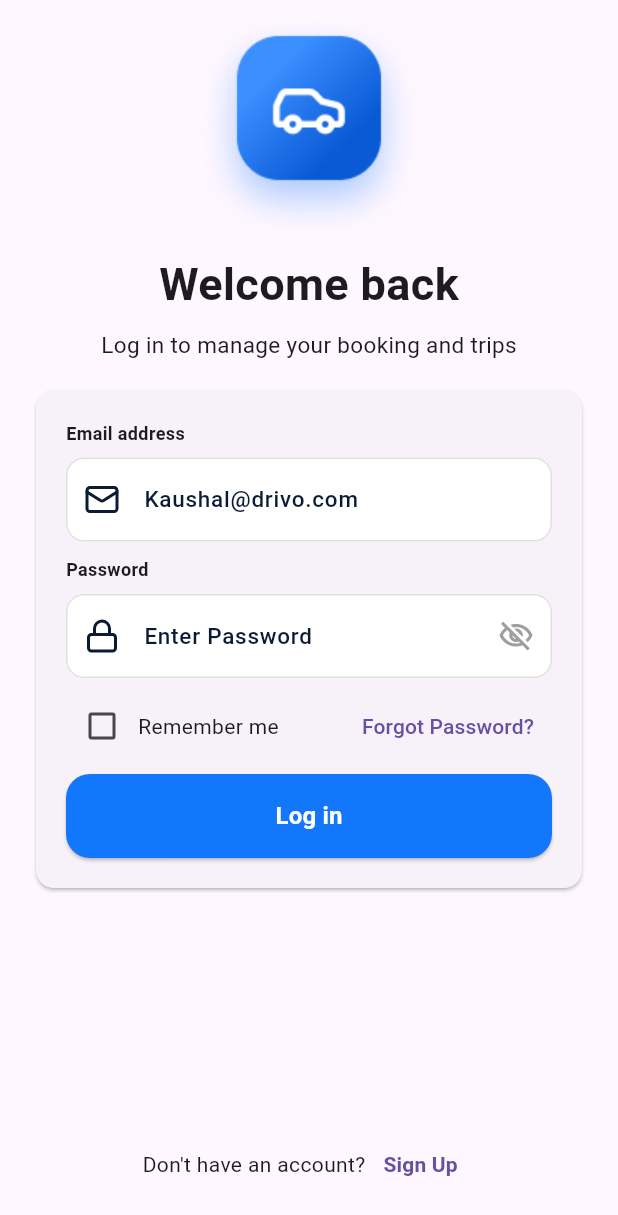
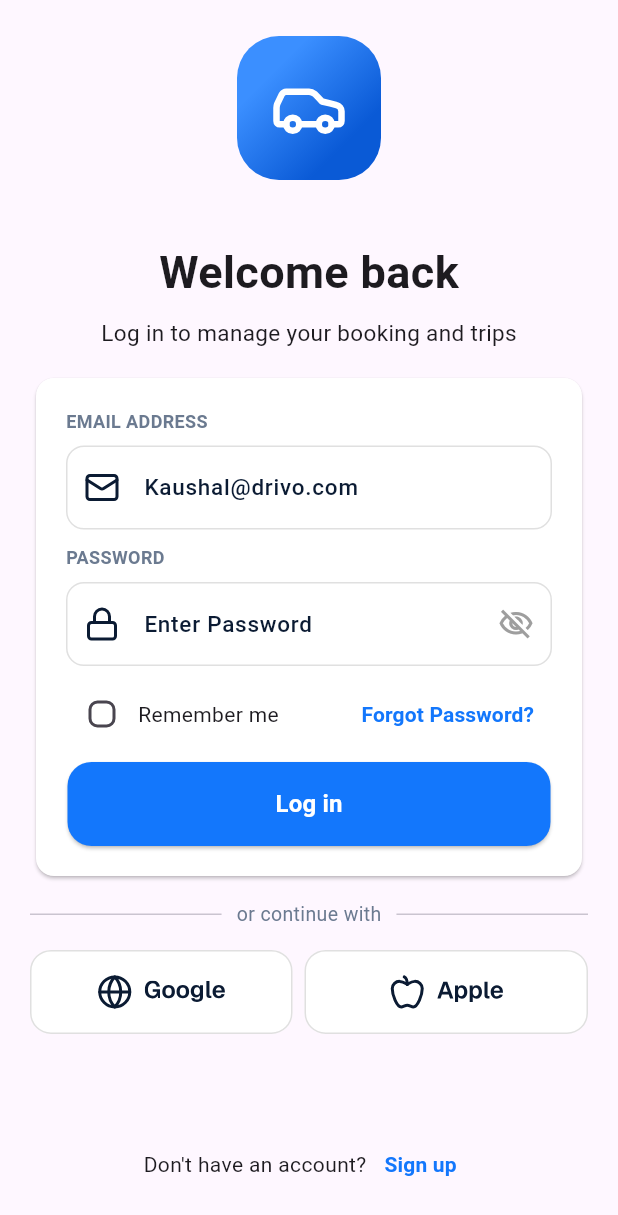
Before and after one commit to ritikpandit503/car_rental_app_design, a Flutter app: the screen it shows after launch, on a phone screen of 412 x 824 dp. Shown: the top 1215 px of the screen. Run offline on Flutter 3.47's test engine with Material 3 defaults, Android fonts, the phone set to English and light mode, and no system bars; our stand-ins replace flutter_svg.

Commit message:
Added Login Screen

```diff
--- a/lib/Screens/auth/login_screen.dart
+++ b/lib/Screens/auth/login_screen.dart
@@ -1,8 +1,12 @@
-import 'package:car_rental_app_design/Widgets/app_padding.dart';
-import 'package:car_rental_app_design/Widgets/custom_button.dart';
-import 'package:car_rental_app_design/Widgets/custom_text_field.dart';
-import 'package:car_rental_app_design/Widgets/spacing.dart';
+import 'package:car_rental_app_design/Themes/app_color.dart';
+import 'package:car_rental_app_design/Themes/app_font_weight.dart';
+import 'package:car_rental_app_design/Themes/app_padding.dart';
+import 'package:car_rental_app_design/Widgets/app_button.dart';
+import 'package:car_rental_app_design/Widgets/app_text_button.dart';
+import 'package:car_rental_app_design/Widgets/app_text_field.dart';
+import 'package:car_rental_app_design/Themes/app_spacing.dart';
 import 'package:flutter/material.dart';
+import 'package:flutter_svg/flutter_svg.dart';
 
 class LoginScreen extends StatefulWidget {
   const LoginScreen({super.key});
@@ -19,6 +23,7 @@ class _LoginScreenState extends State<LoginScreen> {
   @override
   Widget build(BuildContext context) {
     return Scaffold(
+      resizeToAvoidBottomInset: true,
       body: SafeArea(
         child: Padding(
           padding: AppPadding.screenPadding,
@@ -26,36 +31,37 @@ class _LoginScreenState extends State<LoginScreen> {
             child: Column(
               mainAxisAlignment: MainAxisAlignment.center,
               children: [
-                Image(image: AssetImage("assets/images/drivo-mark-logo.png")),
+                _appLogo(),
+                _appHeader(),
                 Spacing.h8,
-                Text(
-                  "Welcome back",
-                  style: TextStyle(fontWeight: FontWeight.bold, fontSize: 30),
+                _appSubTitle(),
+                Spacing.h16,
+                _loginCard(),
+                 Spacing.h12,
+                _orDivider(),
+                Spacing.h12,
+                 _filledButton(),
+
+                Spacer(),
+                _bottom(),
+              ],
             ),
-                Spacing.h8,
-                Text(
-                  "Log in to manage your booking and trips",
-                  style: TextStyle(fontWeight: FontWeight.w400, fontSize: 15),
           ),
-                Spacing.h16,
-                Card(
+        ),
+      ),
+    );
+  }
+
+  Widget _loginCard() {
+    return Card(
+      color: Color(0XFFFFFFFF),
       child: Padding(
         padding: const EdgeInsets.all(20.0),
         child: Column(
           mainAxisAlignment: MainAxisAlignment.start,
           children: [
-                        Align(
-                          alignment: Alignment.centerLeft,
-                          child: Text(
-                            "Email address",
-                            style: TextStyle(
-                              fontSize: 12,
-                              fontWeight: FontWeight.w600,
-                            ),
-                          ),
-                        ),
-                        Spacing.h8,
-                        CustomTextField(
+            AppTextField(
+              labelText: "EMAIL ADDRESS",
               keyboardType: TextInputType.emailAddress,
               controller: userEmail,
               assetsIcon: "assets/icons/mail.svg",
@@ -63,18 +69,8 @@ class _LoginScreenState extends State<LoginScreen> {
               hintText: "Kaushal@drivo.com",
             ),
             Spacing.h10,
-                        Align(
-                          alignment: Alignment.centerLeft,
-                          child: Text(
-                            "Password",
-                            style: TextStyle(
-                              fontSize: 12,
-                              fontWeight: FontWeight.w600,
-                            ),
-                          ),
-                        ),
-                        Spacing.h8,
-                        CustomTextField(
+            AppTextField(
+              labelText: "PASSWORD",
               keyboardType: TextInputType.text,
               controller: userPassword,
               assetsIcon: "assets/icons/lock.svg",
@@ -86,6 +82,10 @@ class _LoginScreenState extends State<LoginScreen> {
               mainAxisAlignment: MainAxisAlignment.spaceAround,
               children: [
                 Checkbox(
+                  shape: RoundedRectangleBorder(
+                    borderRadius: BorderRadius.circular(6),
+                  ),
+                  focusColor: AppColor.driveBlue,
                   value: rememberMe,
                   onChanged: (value) {
                     setState(() {
@@ -95,41 +95,114 @@ class _LoginScreenState extends State<LoginScreen> {
                 ),
                 Text("Remember me"),
                 Spacer(),
-                            TextButton(
-                              onPressed: () {},
-                              child: Text("Forgot Password?"),
-                            ),
+                AppTextButton(text: "Forgot Password?"),
               ],
             ),
             Spacing.h8,
-                        CustomButton(text: "Log in"),
+            AppButton(text: "Log in"),
           ],
-                    ),
-                  ),
-                ),
-
-
-                Spacer(),
-                Row(
-                  mainAxisAlignment: MainAxisAlignment.center,
-                  children: [
-                    Text("Don't have an account?",style: TextStyle(
-                      fontWeight: FontWeight.w400,
-                      fontSize: 14,
-                    ),),
-                    TextButton(onPressed: () {
-
-                    }, child: Text("Sign Up",style: TextStyle(
-                      fontSize: 14,
-                      fontWeight: FontWeight.w600,
-                    ),))
-                  ],
-                )
-              ],
-            ),
-          ),
         ),
       ),
     );
   }
+  Widget _appLogo() {
+    return SvgPicture.asset("assets/images/drivo-mark.svg");
   }
+  Widget _appHeader() {
+    return Text(
+      "Welcome back",
+      style: TextStyle(fontWeight: AppFontWeight.bold, fontSize: 30),
+    );
+  }
+  Widget _appSubTitle() {
+    return Text(
+      "Log in to manage your booking and trips",
+      style: TextStyle(fontWeight: AppFontWeight.regular, fontSize: 15),
+    );
+  }
+  Widget _orDivider(){
+    return Row(
+      children: [
+       Expanded(child: Divider(),
+       ),
+        Padding(
+            padding: EdgeInsets.symmetric(horizontal: 10),
+
+        child:Text("or continue with",style: TextStyle(
+          fontSize: 13,
+          fontWeight: AppFontWeight.regular,
+          color: AppColor.slate,
+        ),),
+        ),
+
+        Expanded(child: Divider(),
+        ),
+
+      ],
+    );
+  }
+  Widget _bottom(){
+    return Row(
+      mainAxisAlignment: MainAxisAlignment.center,
+      children: [
+        Text(
+          "Don't have an account?",
+          style: TextStyle(
+            fontWeight: FontWeight.w400,
+            fontSize: 14,
+          ),
+        ),
+        AppTextButton(text: "Sign up"),
+      ],
+    );
+  }
+  Widget _filledButton(){
+    return  Expanded(
+      child: Row(
+        children: [
+          FilledButton(
+            style: FilledButton.styleFrom(
+                backgroundColor: Colors.white,
+                foregroundColor: AppColor.midnightInk,
+                side: BorderSide(color: Colors.grey.shade300),
+                shape: RoundedRectangleBorder(borderRadius: BorderRadius.circular(14)),
+                minimumSize: Size(175, 56)
+
+            ),
+            onPressed: () {
+
+            }, child: Row(
+            children: [
+              SvgPicture.asset("assets/icons/globe.svg"),
+              Spacing.w8,
+              SvgPicture.asset("assets/images/Google.svg"),
+            ],
+          ),
+          ),
+          Spacing.w8,
+          Expanded(
+            child: FilledButton(
+                style: FilledButton.styleFrom(
+                    backgroundColor: Colors.white,
+                    foregroundColor: AppColor.midnightInk,
+                    side: BorderSide(color: Colors.grey.shade300),
+                    shape: RoundedRectangleBorder(borderRadius: BorderRadius.circular(14)),
+                    minimumSize: Size(175, 56)
+                ),
+                onPressed: () {
+
+                }, child: Row(
+
+              mainAxisSize: MainAxisSize.min,
+              children: [
+                SvgPicture.asset("assets/icons/apple.svg"),
+                Spacing.w8,
+                SvgPicture.asset("assets/images/Apple.svg")
+              ],
+            )),
+          ),
+        ],
+      ),
+    );
+  }
+}
--- a/lib/Screens/auth/sign_up_screen.dart
+++ b/lib/Screens/auth/sign_up_screen.dart
@@ -1,8 +1,10 @@
 import 'package:car_rental_app_design/Themes/app_color.dart';
-import 'package:car_rental_app_design/Widgets/app_padding.dart';
-import 'package:car_rental_app_design/Widgets/custom_button.dart';
-import 'package:car_rental_app_design/Widgets/custom_text_field.dart';
-import 'package:car_rental_app_design/Widgets/spacing.dart';
+import 'package:car_rental_app_design/Themes/app_font_weight.dart';
+import 'package:car_rental_app_design/Themes/app_padding.dart';
+import 'package:car_rental_app_design/Widgets/app_button.dart';
+import 'package:car_rental_app_design/Widgets/app_text_button.dart';
+import 'package:car_rental_app_design/Widgets/app_text_field.dart';
+import 'package:car_rental_app_design/Themes/app_spacing.dart';
 import 'package:flutter/material.dart';
 
 class SignUpScreen extends StatefulWidget {
@@ -38,81 +40,39 @@ class _SignUpScreenState extends State<SignUpScreen> {
                   "Join Drivo and start renting in minutes.",
                   style: TextStyle(
                     fontSize: 15,
-                    fontWeight: FontWeight.w400,
+                    fontWeight: AppFontWeight.regular,
                     color: AppColor.slate,
                   ),
                 ),
                 Spacing.h10,
-                Align(
-                  alignment: Alignment.centerLeft,
-                  child: Text(
-                    "FULL NAME",
-                    style: TextStyle(
-                      fontSize: 11,
-                      fontWeight: FontWeight.w600,
-                      color: AppColor.slate,
-                    ),
-                  ),
-                ),
-                Spacing.h8,
-                CustomTextField(
+                AppTextField(
+                  labelText: "FULL NAME",
                   keyboardType: TextInputType.text,
                   controller: userName,
                   assetsIcon: "assets/icons/user.svg",
                   hintText: "Kaushal Oza",
                 ),
                 Spacing.h8,
-                Align(
-                  alignment: Alignment.centerLeft,
-                  child: Text(
-                    "EMAIL ADDRESS",
-                    style: TextStyle(
-                      color: AppColor.slate,
-                      fontWeight: FontWeight.w600,
-                      fontSize: 11,
-                    ),
-                  ),
-                ),
-                Spacing.h8,
-                CustomTextField(
+                AppTextField(
+                  labelText: "EMAIL ADDRESS",
                   keyboardType: TextInputType.emailAddress,
                   controller: userEmail,
                   assetsIcon: "assets/icons/mail.svg",
                   hintText: "kaushal@drivo.app",
                 ),
                 Spacing.h8,
-                Align(
-                  alignment: Alignment.centerLeft,
-                  child: Text(
-                    "PHONE NUMBER",
-                    style: TextStyle(
-                      fontWeight: FontWeight.w600,
-                      fontSize: 11,
-                      color: AppColor.slate,
-                    ),
-                  ),
-                ),
-                Spacing.h8,
-                CustomTextField(
+
+                AppTextField(
+                  labelText: "PHONE NUMBER",
                   keyboardType: TextInputType.phone,
                   controller: userNumber,
                   assetsIcon: "assets/icons/phone.svg",
                   hintText: "+44 7700 900123",
                 ),
                 Spacing.h8,
-                Align(
-                  alignment: Alignment.centerLeft,
-                  child: Text(
-                    "PASSWORD",
-                    style: TextStyle(
-                      fontSize: 11,
-                      fontWeight: FontWeight.w600,
-                      color: AppColor.slate,
-                    ),
-                  ),
-                ),
-                Spacing.h8,
-                CustomTextField(
+
+                AppTextField(
+                  labelText: "PASSWORD",
                   keyboardType: TextInputType.text,
                   controller: userPassword,
                   assetsIcon: "assets/icons/lock.svg",
@@ -141,7 +101,7 @@ class _SignUpScreenState extends State<SignUpScreen> {
                   ],
                 ),
                 Spacing.h10,
-                CustomButton(text: "Create Account"),
+                AppButton(text: "Create Account"),
                 Spacing.h30,
                 Row(
                   mainAxisAlignment: MainAxisAlignment.center,
@@ -153,16 +113,7 @@ class _SignUpScreenState extends State<SignUpScreen> {
                         fontWeight: FontWeight.w600,
                       ),
                     ),
-                    TextButton(
-                      onPressed: () {},
-                      child: Text(
-                        "Log in",
-                        style: TextStyle(
-                          fontWeight: FontWeight.w600,
-                          fontSize: 14,
-                        ),
-                      ),
-                    ),
+                     AppTextButton(text: "Log in")
                   ],
                 ),
               ],
--- a/lib/Screens/auth/verify_otp_screen.dart
+++ b/lib/Screens/auth/verify_otp_screen.dart
@@ -1,7 +1,7 @@
 import 'package:car_rental_app_design/Themes/app_color.dart';
-import 'package:car_rental_app_design/Widgets/app_padding.dart';
-import 'package:car_rental_app_design/Widgets/custom_button.dart';
-import 'package:car_rental_app_design/Widgets/spacing.dart';
+import 'package:car_rental_app_design/Themes/app_padding.dart';
+import 'package:car_rental_app_design/Widgets/app_button.dart';
+import 'package:car_rental_app_design/Themes/app_spacing.dart';
 import 'package:flutter/material.dart';
 import 'package:flutter_svg/flutter_svg.dart';
 
@@ -60,7 +60,7 @@ class _VerifyOtpScreenState extends State<VerifyOtpScreen> {
                   ),
                 ),
                 Spacer(),
-                CustomButton(text: "Verify & Continue"),
+                AppButton(text: "Verify & Continue"),
               ],
             ),
           ),
--- /dev/null
+++ b/lib/Themes/app_font_weight.dart
@@ -0,0 +1,10 @@
+import 'package:flutter/cupertino.dart';
+
+class AppFontWeight {
+
+  AppFontWeight._();
+   static const semiBold = FontWeight.w600;
+   static const medium = FontWeight.w500;
+   static const regular = FontWeight.w400;
+   static const bold = FontWeight.w700;
+}
--- a/lib/Widgets/spacing.dart
+++ b/lib/Themes/app_spacing.dart
@@ -10,4 +10,7 @@ class Spacing {
   static const h30 = SizedBox(height: 30);
   static const h24 = SizedBox(height: 24);
   static const h14 = SizedBox(height: 14);
+  static const h12 = SizedBox(height: 12);
+
+    static const w8 = SizedBox(width: 8);
 }
--- /dev/null
+++ b/lib/Widgets/app_button.dart
@@ -0,0 +1,28 @@
+import 'package:car_rental_app_design/Themes/app_color.dart';
+import 'package:flutter/material.dart';
+
+class AppButton extends StatelessWidget {
+  final String text;
+
+  const AppButton({super.key, required this.text});
+
+  @override
+  Widget build(BuildContext context) {
+    return ElevatedButton(
+      style: ElevatedButton.styleFrom(
+        padding: EdgeInsets.only(right: 20,left: 20),
+        minimumSize: Size(322, 56),
+        shape: RoundedRectangleBorder(
+          borderRadius: BorderRadius.circular(16),
+        ),
+       backgroundColor: AppColor.driveBlue,
+        foregroundColor: Color(0XFFFFFFFF),
+      ),
+      onPressed: () {},
+      child: Text(
+        text,
+        style: TextStyle(fontWeight: FontWeight.w600, fontSize: 16),
+      ),
+    );
+  }
+}
--- /dev/null
+++ b/lib/Widgets/app_text_button.dart
@@ -0,0 +1,20 @@
+import 'package:car_rental_app_design/Themes/app_color.dart';
+import 'package:car_rental_app_design/Themes/app_font_weight.dart';
+import 'package:flutter/material.dart';
+
+class AppTextButton extends StatelessWidget {
+  final String text;
+  const AppTextButton({super.key,required this.text});
+
+  @override
+  Widget build(BuildContext context) {
+    return TextButton(onPressed: () {
+
+    }, child: Text(
+      text,style: TextStyle(
+      fontWeight: AppFontWeight.semiBold,
+      fontSize: 14,
+      color:AppColor.driveBlue,
+    ),));
+  }
+}
--- /dev/null
+++ b/lib/Widgets/app_text_field.dart
@@ -0,0 +1,88 @@
+import 'package:car_rental_app_design/Themes/app_color.dart';
+import 'package:car_rental_app_design/Themes/app_font_weight.dart';
+import 'package:flutter/material.dart';
+import 'package:flutter_svg/flutter_svg.dart';
+
+class AppTextField extends StatefulWidget {
+  final TextInputType keyboardType;
+  final TextEditingController controller;
+  final String assetsIcon;
+  final String hintText;
+  final bool isPassword;
+  final String labelText;
+
+  const AppTextField({
+    super.key,
+    required this.keyboardType,
+    required this.controller,
+    required this.assetsIcon,
+    this.isPassword = false,
+    required this.hintText,
+    required this.labelText,
+  });
+
+  @override
+  State<AppTextField> createState() => _CustomTextFieldState();
+}
+
+class _CustomTextFieldState extends State<AppTextField> {
+  bool isObscure = true;
+  @override
+  Widget build(BuildContext context) {
+    return Column(
+      crossAxisAlignment: CrossAxisAlignment.start,
+      children: [
+        Text(
+          widget.labelText.toUpperCase(),style: TextStyle(
+          fontWeight: AppFontWeight.semiBold,
+          fontSize: 12,
+          color: AppColor.slate,
+        ),),
+        SizedBox(height: 8),
+        TextField(
+          obscureText: widget.isPassword,
+          controller: widget.controller,
+          keyboardType: widget.keyboardType,
+          decoration: InputDecoration(
+            hintText: widget.hintText,
+            hintStyle: TextStyle(
+              fontWeight: AppFontWeight.medium,
+              fontSize: 15,
+              color: AppColor.midnightInk,
+            ),
+            fillColor: Colors.white,
+            filled: true,
+            border: OutlineInputBorder(borderRadius: BorderRadius.circular(20)),
+            enabledBorder: OutlineInputBorder(
+              borderRadius: BorderRadius.circular(12),
+              borderSide: BorderSide(color: Colors.grey.shade300, width: 1),
+            ),
+            focusedBorder: OutlineInputBorder(
+              borderRadius: BorderRadius.circular(12),
+              borderSide: BorderSide(color: Colors.blue, width: 2),
+            ),
+            prefixIcon: Padding(
+              padding: EdgeInsets.all(12),
+              child: SvgPicture.asset(widget.assetsIcon),
+            ),
+            suffixIcon: widget.isPassword
+                ? IconButton(
+                    onPressed: () {
+                      setState(() {
+                        isObscure = !isObscure;
+                      });
+                    },
+                    icon: Icon(
+                      isObscure
+                          ? Icons.visibility_off_outlined
+                          : Icons.visibility_outlined,
+                      color: Colors.grey,
+                    ),
+                  )
+                : null,
+          ),
+        ),
+      ],
+    );
+  }
+}
--- a/lib/Widgets/custom_button.dart
+++ /dev/null
@@ -1,29 +0,0 @@
-import 'package:flutter/material.dart';
-
-class CustomButton extends StatelessWidget {
-  final String text;
-
-  const CustomButton({super.key, required this.text});
-
-  @override
-  Widget build(BuildContext context) {
-    return SizedBox(
-      height: 56,
-      width: double.infinity,
-      child: ElevatedButton(
-        style: ElevatedButton.styleFrom(
-          shape: RoundedRectangleBorder(
-            borderRadius: BorderRadius.circular(16),
-          ),
-          backgroundColor: Color(0XFF1377FC),
-          foregroundColor: Colors.white,
-        ),
-        onPressed: () {},
-        child: Text(
-          text,
-          style: TextStyle(fontWeight: FontWeight.w600, fontSize: 16),
-        ),
-      ),
-    );
-  }
-}
--- a/lib/Widgets/custom_text_field.dart
+++ /dev/null
@@ -1,73 +0,0 @@
-import 'package:car_rental_app_design/Themes/app_color.dart';
-import 'package:flutter/material.dart';
-import 'package:flutter_svg/flutter_svg.dart';
-
-class CustomTextField extends StatefulWidget {
-  final TextInputType keyboardType;
-  final TextEditingController controller;
-  final String assetsIcon;
-  final String hintText;
-  final bool isPassword;
-
-  const CustomTextField({
-    super.key,
-    required this.keyboardType,
-    required this.controller,
-    required this.assetsIcon,
-    this.isPassword = false,
-    required this.hintText,
-  });
-
-  @override
-  State<CustomTextField> createState() => _CustomTextFieldState();
-}
-
-class _CustomTextFieldState extends State<CustomTextField> {
-  bool isObscure = true;
-  @override
-  Widget build(BuildContext context) {
-    return TextField(
-      obscureText: widget.isPassword,
-      controller: widget.controller,
-      keyboardType: widget.keyboardType,
-      decoration: InputDecoration(
-        hintText: widget.hintText,
-        hintStyle: TextStyle(
-          fontWeight: FontWeight.w500,
-          fontSize: 15,
-          color: AppColor.midnightInk,
-        ),
-        fillColor: Colors.white,
-        filled: true,
-        border: OutlineInputBorder(borderRadius: BorderRadius.circular(20)),
-        enabledBorder: OutlineInputBorder(
-          borderRadius: BorderRadius.circular(12),
-          borderSide: BorderSide(color: Colors.grey.shade300, width: 1),
-        ),
-        focusedBorder: OutlineInputBorder(
-          borderRadius: BorderRadius.circular(12),
-          borderSide: BorderSide(color: Colors.blue, width: 2),
-        ),
-        prefixIcon: Padding(
-          padding: EdgeInsets.all(12),
-          child: SvgPicture.asset(widget.assetsIcon),
-        ),
-        suffixIcon: widget.isPassword
-            ? IconButton(
-                onPressed: () {
-                  setState(() {
-                    isObscure = !isObscure;
-                  });
-                },
-                icon: Icon(
-                  isObscure
-                      ? Icons.visibility_off_outlined
-                      : Icons.visibility_outlined,
-                  color: Colors.grey,
-                ),
-              )
-            : null,
-      ),
-    );
-  }
-}
--- a/lib/main.dart
+++ b/lib/main.dart
@@ -9,15 +9,14 @@ void main() {
 
 class MyApp extends StatelessWidget {
   const MyApp({super.key});
-
   @override
   Widget build(BuildContext context) {
     return MaterialApp(
       debugShowCheckedModeBanner: false,
       home: const LoginScreen(),
 
-      // home: const SignUpScreen(),
-      //home: const VerifyOtpScreen(),
+     //  home: const SignUpScreen(),
+     // home: const VerifyOtpScreen(),
     );
   }
 }
--- a/pubspec.yaml
+++ b/pubspec.yaml
@@ -13,6 +13,7 @@ dependencies:
     sdk: flutter
 
   cupertino_icons: ^1.0.8
+  google_fonts: ^9.0.0
 
 dev_dependencies:
   flutter_test:
```
Also changed, not shown: assets/icons/lock.svg, assets/images/Apple.svg (added), assets/images/Google.svg (added), assets/images/drivo-mark-logo.png (deleted), assets/images/drivo-mark.svg (added), lib/Themes/app_padding.dart (renamed from lib/Widgets/app_padding.dart), lib/Themes/app_text_style.dart (added), pubspec.lock, 2 other files. Lines whose indentation alone changed are shown as unchanged.
